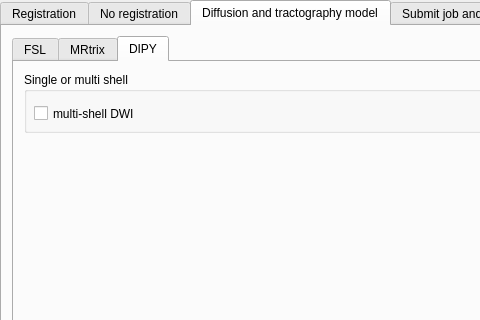
This is interface_tab.ui in HZBCPP/CONTINUITY-lite as Qt 5 draws it before an edit; both pictures show x 0 to 480 and y 0 to 320 of the 1129 by 631 pixel window. The edited form follows.
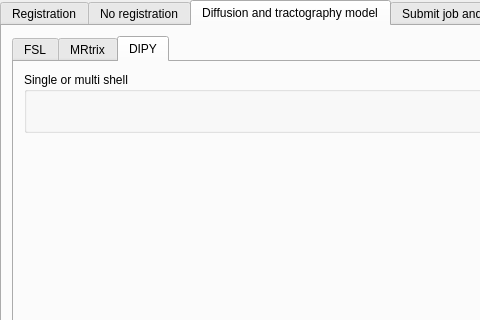
This is the edited form. The open tabs and pages were chosen to show the change.

Commit message: ENH: remove multi shell param

```diff
--- a/interface_tab.ui
+++ b/interface_tab.ui
@@ -4566,19 +4566,6 @@
       <property name="title">
        <string>Single or multi shell</string>
       </property>
-      <widget class="QCheckBox" name="mult_shell_DWI_DIPY_checkBox">
-       <property name="geometry">
-        <rect>
-         <x>10</x>
-         <y>30</y>
-         <width>161</width>
-         <height>23</height>
-        </rect>
-       </property>
-       <property name="text">
-        <string>multi-shell DWI</string>
-       </property>
-      </widget>
      </widget>
     </widget>
    </widget>
```
Left out of the diff: 49 changed lines with no effect on the pictures. The commit also changes 1 other file.
